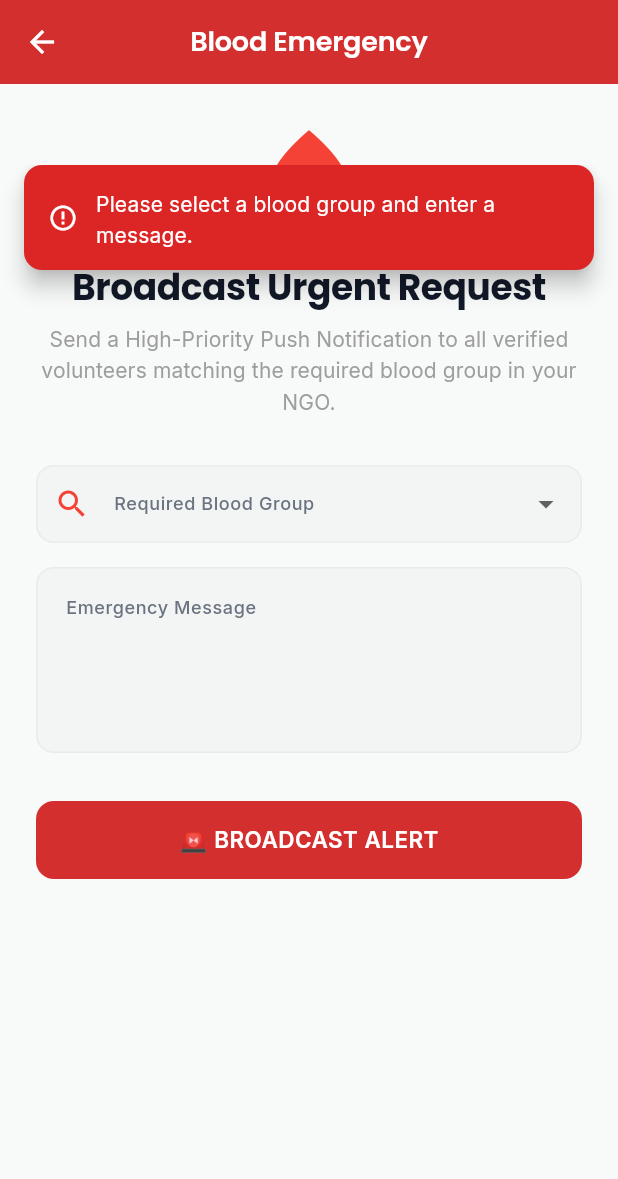
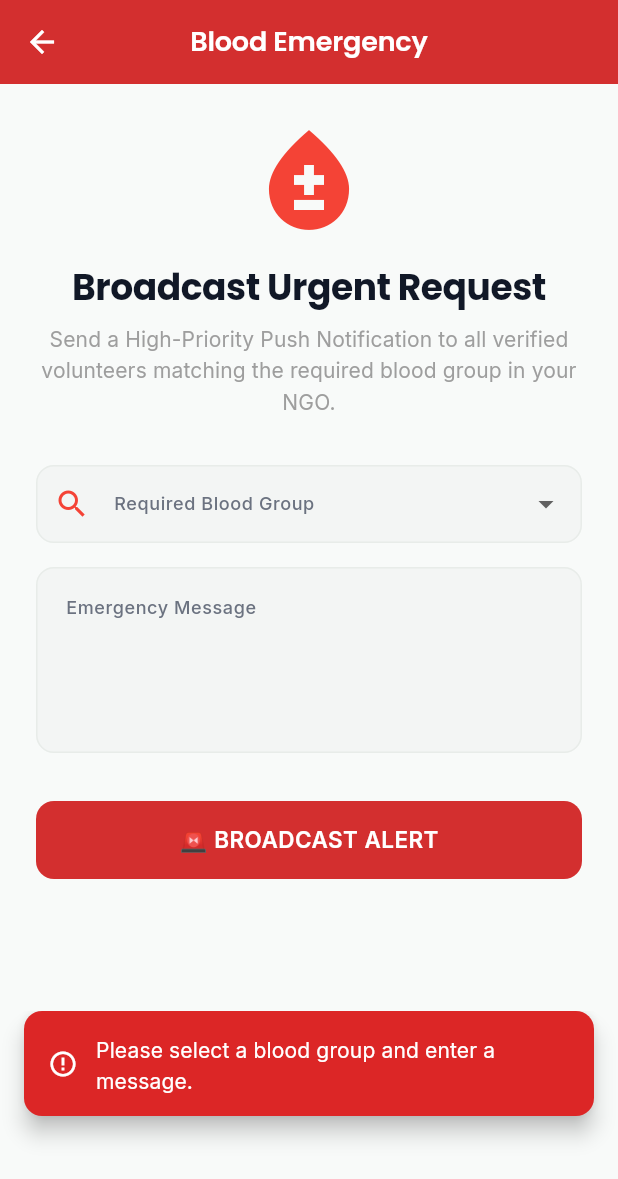
Before and after one commit to FYP-NGO-OPERATION/NGO-Operation-And-Volunteer-Management-System, a Flutter app: the BloodEmergencyScreen screen opened directly, after a tap on "🚨 BROADCAST ALERT", on a phone screen of 412 x 824 dp. Shown: the top 1179 px of the screen. Run offline on Flutter 3.47's test engine with Material 3 defaults, Android fonts, the phone set to English and light mode, and no system bars; our stand-ins replace cached_network_image, chewie, cloud_firestore, connectivity_plus, csv, easy_localization and 29 more; missing offline and left inert: file_selector, google_mlkit_text_recognition, mobile_scanner; accounts and stored records are empty.

Commit message:
fix: snackbar position to bottom floating above FAB

```diff
--- a/app/lib/utils/snackbar_helper.dart
+++ b/app/lib/utils/snackbar_helper.dart
@@ -44,8 +44,8 @@ class SnackbarHelper {
         backgroundColor: color,
         behavior: SnackBarBehavior.floating,
         shape: RoundedRectangleBorder(borderRadius: BorderRadius.circular(12)),
-        margin: EdgeInsets.only(
-          bottom: MediaQuery.of(context).size.height - 180, // Push to top
+        margin: const EdgeInsets.only(
+          bottom: 80, // Elevated to clear FloatingActionButton
           left: 16,
           right: 16,
         ),
```
